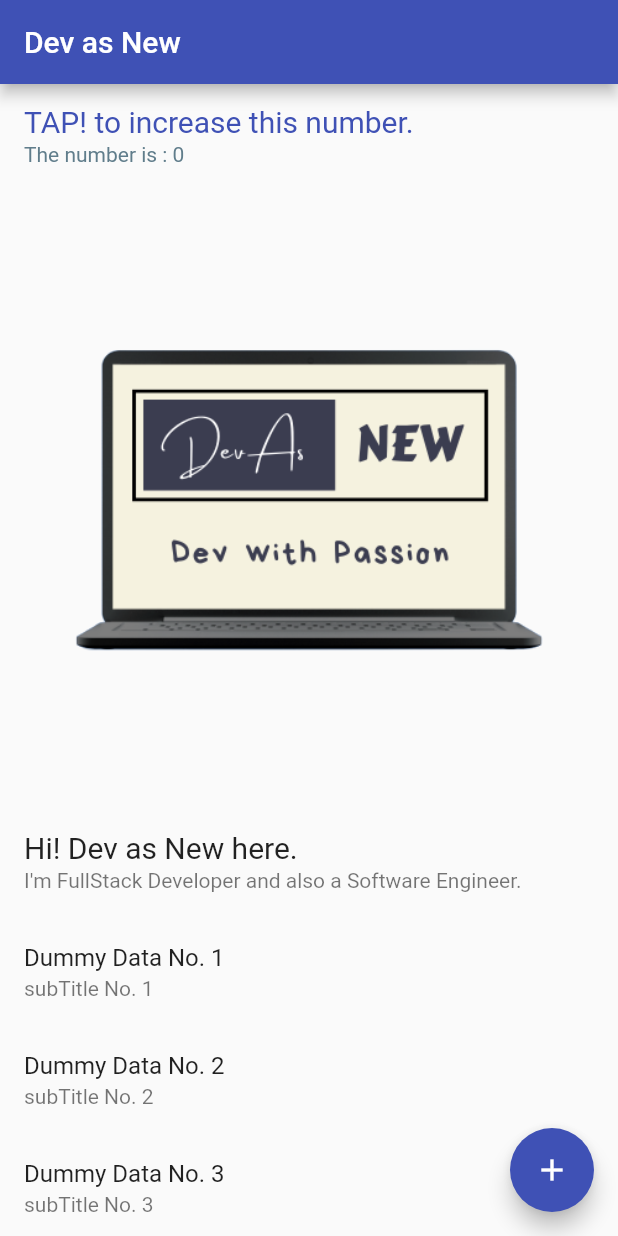
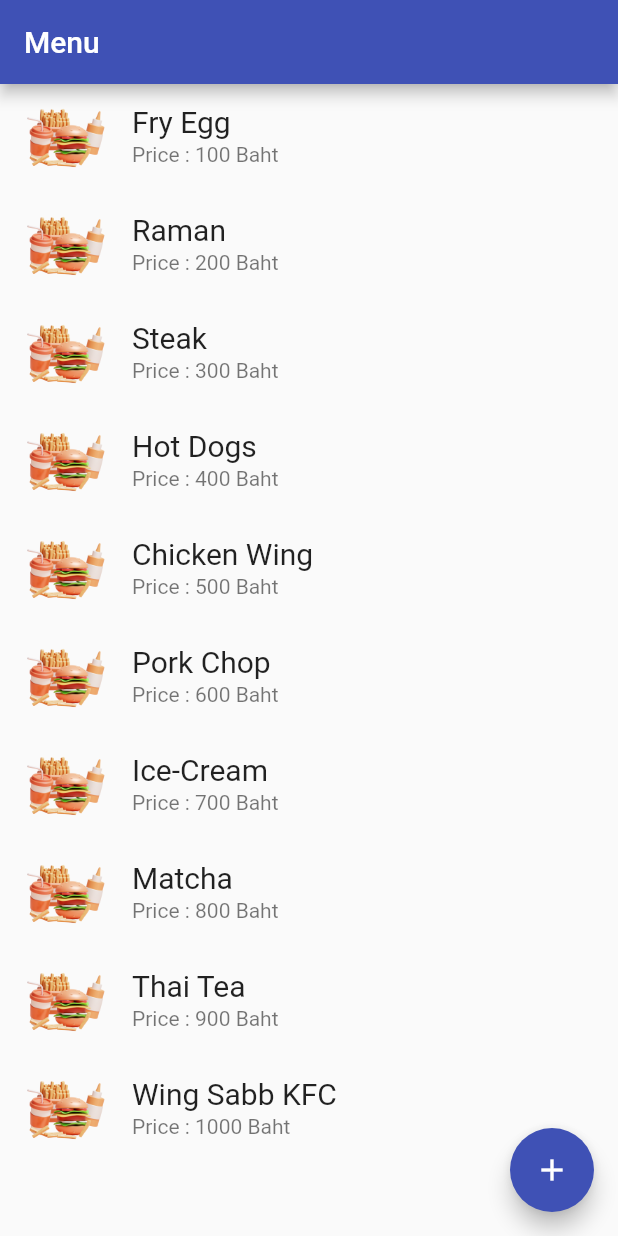
Before and after one commit to NewTanachot/basicflutter, a Flutter app: the screen it shows after launch, on a phone screen of 412 x 824 dp. Run offline on Flutter 3.47's test engine with Material 2 defaults, Android fonts, the phone set to English and light mode, and no system bars.

Commit message:
Update learning progress - 30/3/2023 :+1:

```diff
--- /dev/null
+++ b/lib/FoodMenu.dart
@@ -0,0 +1,8 @@
+class FoodMenu {
+
+  String name;
+  String price;
+  String image;
+
+  FoodMenu(this.name, this.price, this.image);
+}
--- a/lib/main.dart
+++ b/lib/main.dart
@@ -1,4 +1,5 @@
 import 'package:flutter/material.dart';
+import 'FoodMenu.dart';
 
 const appName = "Dev as New";
 
@@ -13,12 +14,13 @@ class MyApp extends StatelessWidget {
   Widget build(BuildContext context) {
     return MaterialApp(
       title: appName,
-      home: const MyHomePage(),
+      home: const FoodPage(),
       theme: ThemeData(primarySwatch: Colors.indigo),
     );
   }
 }
 
+// My Home Page stateful widget
 class MyHomePage extends StatefulWidget {
   const MyHomePage({super.key});
 
@@ -27,12 +29,113 @@ class MyHomePage extends StatefulWidget {
 }
 
 class _MyWidgetState extends State<MyHomePage> {
+  @override
+  Widget build(BuildContext context) {
+    return Scaffold(
+      appBar: AppBar(
+        title: const Text("$appName - Account"),
+      ),
+      body: Column(
+        children: [
+          Container(
+            decoration: BoxDecoration(
+              color: Colors.green,
+              borderRadius: BorderRadius.circular(10)
+            ),
+            height: 100,
+          ),
+          Container(
+            decoration: BoxDecoration(
+              color: Colors.black45,
+              borderRadius: BorderRadius.circular(10)
+            ),
+            height: 100,
+          ),
+          Container(
+            decoration: BoxDecoration(
+              color: Colors.brown,
+              borderRadius: BorderRadius.circular(10)
+            ),
+            height: 100,
+          ),
+        ],
+      ),
+    );
+  }
+}
+
+// Food menu stateful widget
+class FoodPage extends StatefulWidget {
+  const FoodPage({super.key});
+
+  @override
+  State<FoodPage> createState() => _FoodWidgetState();
+}
+
+class _FoodWidgetState extends State<FoodPage> {
   // state variable
   int number = 0;
 
   @override
   Widget build(BuildContext context) {
+    // Get Food Data
+    var foods = getFoodMenuData();
 
+    return Scaffold(
+      appBar: AppBar(
+        title: const Text("Menu"),
+      ),
+
+      // body: Center(
+      //   // child: Column(
+      //   //   mainAxisAlignment: MainAxisAlignment.spaceAround,
+      //   //   children: data,
+      //   // ),
+      //   child: ListView(
+      //     children: getData(),
+      //   ),
+      // ),
+
+      body: ListView.builder(
+          itemCount: foods.length,
+          itemBuilder: (BuildContext context, int index) {
+            return ListTile(
+              leading: Image.asset(foods[index].image),
+              title:
+                  Text(foods[index].name, style: const TextStyle(fontSize: 20)),
+              subtitle: Text("Price : ${foods[index].price} Baht"),
+              onTap: () => {
+                // ignore: avoid_print
+                print(foods[index].name)
+              },
+            );
+          }),
+      floatingActionButton: FloatingActionButton(
+        onPressed: addNumber,
+        child: const Icon(Icons.add),
+      ),
+    );
+  }
+
+  // Get Menu data method
+  List<FoodMenu> getFoodMenuData() {
+    List<FoodMenu> foodData = [
+      FoodMenu("Fry Egg", "100", "image/Foods.png"),
+      FoodMenu("Raman", "200", "image/Foods.png"),
+      FoodMenu("Steak", "300", "image/Foods.png"),
+      FoodMenu("Hot Dogs", "400", "image/Foods.png"),
+      FoodMenu("Chicken Wing", "500", "image/Foods.png"),
+      FoodMenu("Pork Chop", "600", "image/Foods.png"),
+      FoodMenu("Ice-Cream", "700", "image/Foods.png"),
+      FoodMenu("Matcha", "800", "image/Foods.png"),
+      FoodMenu("Thai Tea", "900", "image/Foods.png"),
+      FoodMenu("Wing Sabb KFC", "1000", "image/Foods.png"),
+    ];
+    return foodData;
+  }
+
+  // get demo data method
+  List<Widget> getData() {
     // Widget data initialize
     List<Widget> data = [];
 
@@ -54,7 +157,7 @@ class _MyWidgetState extends State<MyHomePage> {
     ));
 
     // Dev as New Image
-    data.add(Image.asset("image/DevAsNew.png"));
+    data.add(Image.asset("image/Foods.png"));
 
     data.add(const ListTile(
       title: Text(
@@ -71,24 +174,7 @@ class _MyWidgetState extends State<MyHomePage> {
       ));
     }
 
-    return Scaffold(
-      appBar: AppBar(
-        title: const Text(appName),
-      ),
-      body: Center(
-        // child: Column(
-        //   mainAxisAlignment: MainAxisAlignment.spaceAround,
-        //   children: data,
-        // ),
-        child: ListView(
-          children: data,
-        ),
-      ),
-      floatingActionButton: FloatingActionButton(
-        onPressed: addNumber,
-        child: const Icon(Icons.add),
-      ),
-    );
+    return data;
   }
 
   // add function
```
Also changed, not shown: image/Burger.png (added), image/Foods.png (added).
